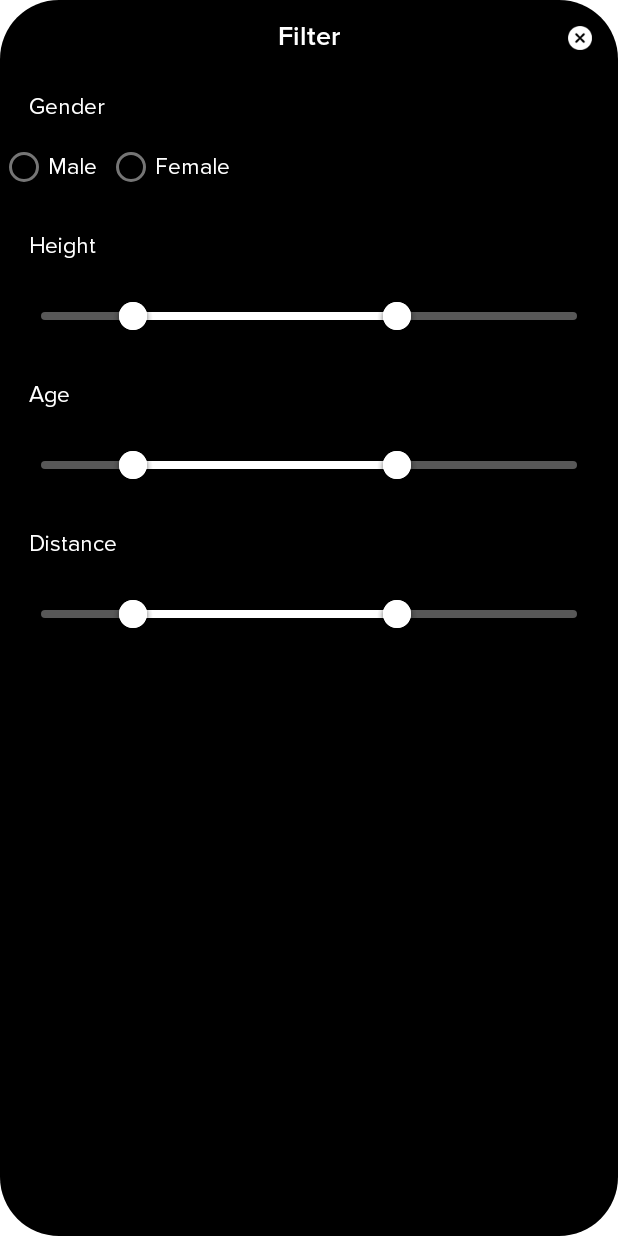
After one commit to pardeep-123/ShotClock, an Android app: the layout items_filters.xml on its own in the app's theme, with its tools: preview values and no code run, on a phone screen of 412 x 824 dp. The commit adds this screen. Run offline under Robolectric (Android 15) with nearby library versions, the phone set to English and light mode, and no system bars.

Commit message:
shotclock designs

```diff
--- a/app/src/main/java/com/app/shotclock/fragments/HomeFragment.kt
+++ b/app/src/main/java/com/app/shotclock/fragments/HomeFragment.kt
@@ -11,6 +11,7 @@ import com.app.shotclock.databinding.FragmentHomeBinding
 import com.app.shotclock.utils.isGone
 import com.app.shotclock.utils.isVisible
 import com.google.android.material.button.MaterialButton
+import com.google.android.material.slider.RangeSlider
 
 class HomeFragment : BaseFragment<FragmentHomeBinding>() {
 
@@ -58,5 +59,17 @@ class HomeFragment : BaseFragment<FragmentHomeBinding>() {
 
     }
 
+/*    // for Age range set
+    private fun ageSlider() {
+        binding.sliderAge.addOnSliderTouchListener(object : RangeSlider.OnSliderTouchListener {
+            override fun onStartTrackingTouch(slider: RangeSlider) {
+            }
+
+            override fun onStopTrackingTouch(slider: RangeSlider) {
+            }
+
+        })
+    }*/
+
 
 }
--- /dev/null
+++ b/app/src/main/res/layout/items_filters.xml
@@ -0,0 +1,176 @@
+<?xml version="1.0" encoding="utf-8"?>
+<androidx.constraintlayout.widget.ConstraintLayout xmlns:android="http://schemas.android.com/apk/res/android"
+    android:layout_width="match_parent"
+    android:layout_height="match_parent"
+    xmlns:app="http://schemas.android.com/apk/res-auto"
+    android:background="@drawable/bg_black_circle_corners">
+
+    <TextView
+        android:id="@+id/tvFilter"
+        android:layout_width="wrap_content"
+        android:layout_height="wrap_content"
+        android:text="@string/filter"
+        android:textColor="@color/white"
+        android:fontFamily="@font/proxima_semibold"
+        android:textSize="@dimen/_14ssp"
+        android:layout_margin="@dimen/_10sdp"
+        app:layout_constraintStart_toStartOf="parent"
+        app:layout_constraintTop_toTopOf="parent"
+        app:layout_constraintEnd_toEndOf="parent"/>
+
+<ImageView
+    android:id="@+id/ivClose"
+    android:layout_width="wrap_content"
+    android:layout_height="wrap_content"
+    android:src="@drawable/ic_cross"
+    app:layout_constraintEnd_toEndOf="parent"
+    app:layout_constraintTop_toTopOf="parent"
+    android:layout_margin="@dimen/_8sdp"
+    android:padding="@dimen/_5sdp"/>
+
+    <TextView
+        android:id="@+id/tvGender"
+        android:layout_width="wrap_content"
+        android:layout_height="wrap_content"
+        android:text="@string/gender"
+        app:layout_constraintTop_toBottomOf="@id/tvFilter"
+        app:layout_constraintStart_toStartOf="parent"
+        android:textSize="@dimen/_12ssp"
+        android:textColor="@color/white"
+        android:fontFamily="@font/proxima_regular"
+        android:layout_marginTop="@dimen/_20sdp"
+        android:layout_marginStart="@dimen/_15sdp"/>
+
+    <RadioGroup
+        android:id="@+id/radioGroup"
+        android:layout_width="match_parent"
+        android:layout_height="wrap_content"
+        android:layout_marginTop="@dimen/_5sdp"
+        android:orientation="horizontal"
+        app:layout_constraintTop_toBottomOf="@id/tvGender">
+
+        <RadioButton
+            android:id="@+id/rbMale"
+            android:layout_width="wrap_content"
+            android:layout_height="wrap_content"
+            android:text="@string/male"
+            android:textColor="@color/white"
+            android:textSize="@dimen/_12ssp"
+            android:fontFamily="@font/proxima_regular"/>
+
+        <RadioButton
+            android:id="@+id/rbFemale"
+            android:layout_width="wrap_content"
+            android:layout_height="wrap_content"
+            android:text="@string/female"
+            android:layout_marginStart="@dimen/_5sdp"
+            android:textColor="@color/white"
+            android:textSize="@dimen/_12ssp"
+            android:fontFamily="@font/proxima_regular"/>
+    </RadioGroup>
+
+    <TextView
+        android:id="@+id/tvHeight"
+        android:layout_width="wrap_content"
+        android:layout_height="wrap_content"
+        android:text="@string/height"
+        app:layout_constraintTop_toBottomOf="@id/radioGroup"
+        app:layout_constraintStart_toStartOf="@id/tvGender"
+        android:textSize="@dimen/_12ssp"
+        android:textColor="@color/white"
+        android:layout_marginTop="@dimen/_15sdp"
+        android:fontFamily="@font/proxima_regular"/>
+
+    <com.google.android.material.slider.RangeSlider
+        android:id="@+id/rsHeight"
+        android:layout_width="0dp"
+        android:layout_height="wrap_content"
+        android:layout_marginTop="@dimen/_10sdp"
+        android:valueFrom="10"
+        android:valueTo="70"
+        android:layout_marginHorizontal="@dimen/_10sdp"
+        app:labelBehavior="gone"
+        app:layout_constraintEnd_toEndOf="parent"
+        app:layout_constraintTop_toBottomOf="@+id/tvHeight"
+        app:thumbColor="@color/white"
+        app:thumbElevation="5dp"
+        app:thumbRadius="9dp"
+        app:thumbStrokeColor="@color/white"
+        app:thumbStrokeWidth="6dp"
+        app:trackColorActive="@color/white"
+        app:trackColorInactive="@color/hintcolor"
+        app:trackHeight="5dp"
+        app:layout_constraintStart_toStartOf="parent"
+        app:values="@array/initial_range_slider_values" />
+
+    <TextView
+        android:id="@+id/tvAge"
+        android:layout_width="wrap_content"
+        android:layout_height="wrap_content"
+        android:text="@string/age"
+        app:layout_constraintTop_toBottomOf="@id/rsHeight"
+        app:layout_constraintStart_toStartOf="@id/tvGender"
+        android:textSize="@dimen/_12ssp"
+        android:textColor="@color/white"
+        android:layout_marginTop="@dimen/_15sdp"
+        android:fontFamily="@font/proxima_regular"/>
+
+    <com.google.android.material.slider.RangeSlider
+        android:id="@+id/rsAge"
+        android:layout_width="0dp"
+        android:layout_height="wrap_content"
+        android:layout_marginTop="@dimen/_10sdp"
+        android:valueFrom="10"
+        android:valueTo="70"
+        android:layout_marginHorizontal="@dimen/_10sdp"
+        app:labelBehavior="gone"
+        app:layout_constraintEnd_toEndOf="parent"
+        app:layout_constraintTop_toBottomOf="@+id/tvAge"
+        app:thumbColor="@color/white"
+        app:thumbElevation="5dp"
+        app:thumbRadius="9dp"
+        app:thumbStrokeColor="@color/white"
+        app:thumbStrokeWidth="6dp"
+        app:trackColorActive="@color/white"
+        app:trackColorInactive="@color/hintcolor"
+        app:trackHeight="5dp"
+        app:layout_constraintStart_toStartOf="parent"
+        app:values="@array/initial_range_slider_values" />
+
+
+    <TextView
+        android:id="@+id/tvDistance"
+        android:layout_width="wrap_content"
+        android:layout_height="wrap_content"
+        android:text="@string/distance"
+        app:layout_constraintTop_toBottomOf="@id/rsAge"
+        app:layout_constraintStart_toStartOf="@id/tvGender"
+        android:textSize="@dimen/_12ssp"
+        android:textColor="@color/white"
+        android:layout_marginTop="@dimen/_15sdp"
+        android:fontFamily="@font/proxima_regular"/>
+
+    <com.google.android.material.slider.RangeSlider
+        android:id="@+id/rsDistance"
+        android:layout_width="0dp"
+        android:layout_height="wrap_content"
+        android:layout_marginTop="@dimen/_10sdp"
+        android:valueFrom="10"
+        android:valueTo="70"
+        android:layout_marginHorizontal="@dimen/_10sdp"
+        app:labelBehavior="gone"
+        app:layout_constraintEnd_toEndOf="parent"
+        app:layout_constraintTop_toBottomOf="@+id/tvDistance"
+        app:thumbColor="@color/white"
+        app:thumbElevation="5dp"
+        app:thumbRadius="9dp"
+        app:thumbStrokeColor="@color/white"
+        app:thumbStrokeWidth="6dp"
+        app:trackColorActive="@color/white"
+        app:trackColorInactive="@color/hintcolor"
+        app:trackHeight="5dp"
+        app:layout_constraintStart_toStartOf="parent"
+        app:values="@array/initial_range_slider_values" />
+
+
+</androidx.constraintlayout.widget.ConstraintLayout>
--- /dev/null
+++ b/app/src/main/res/values/arrays.xml
@@ -0,0 +1,7 @@
+<?xml version="1.0" encoding="utf-8"?>
+<resources>
+    <array name="initial_range_slider_values">
+        <item>20</item>
+        <item>50</item>
+    </array>
+</resources>
--- a/app/src/main/res/values/strings.xml
+++ b/app/src/main/res/values/strings.xml
@@ -125,6 +125,10 @@
         You should know that because of technical constraints, all information is never completely removed from our databases. Therefore, you should not expect that all of your personally identifiable information will be completely removed from our databases in response to your requests that it be removed. We will aim to remove all publicly-facing information.</string>
     <string name="hello_shuri">Hello, Shuri</string>
     <string name="hello_james">Hello, James!</string>
+    <string name="filter">Filter</string>
+    <string name="female">Female</string>
+    <string name="age">Age</string>
+    <string name="distance">Distance</string>
 
 
     <string-array name="selectGender">
```
Also changed, not shown: app/src/main/res/drawable-xhdpi/ic_cross.png (added), app/src/main/res/drawable-xxhdpi/ic_cross.png (added).
